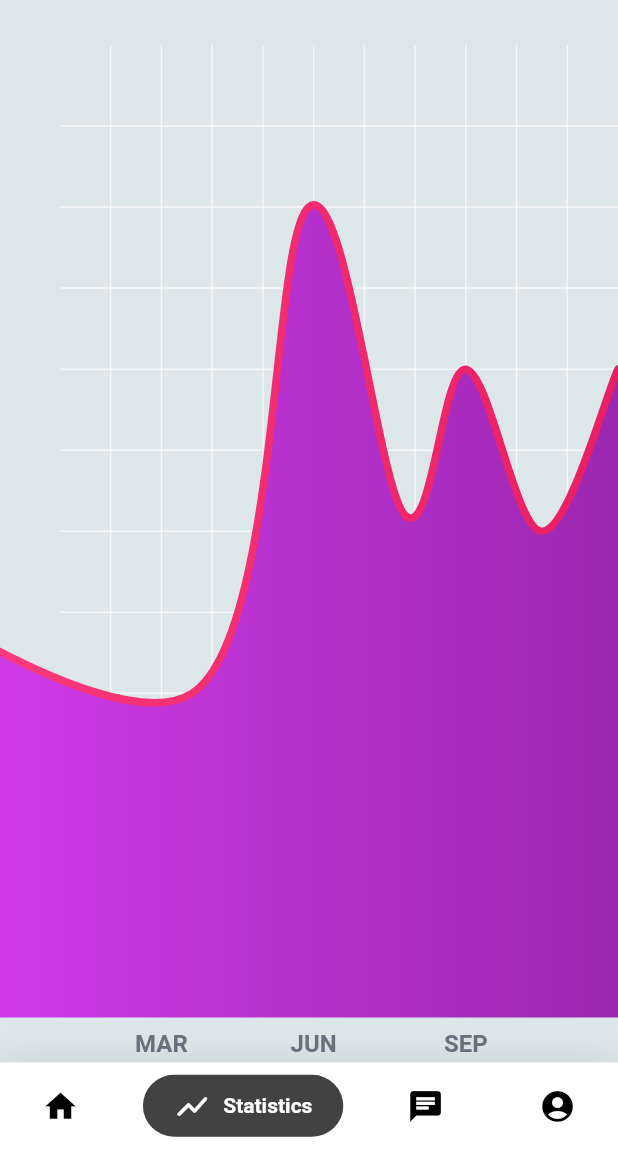
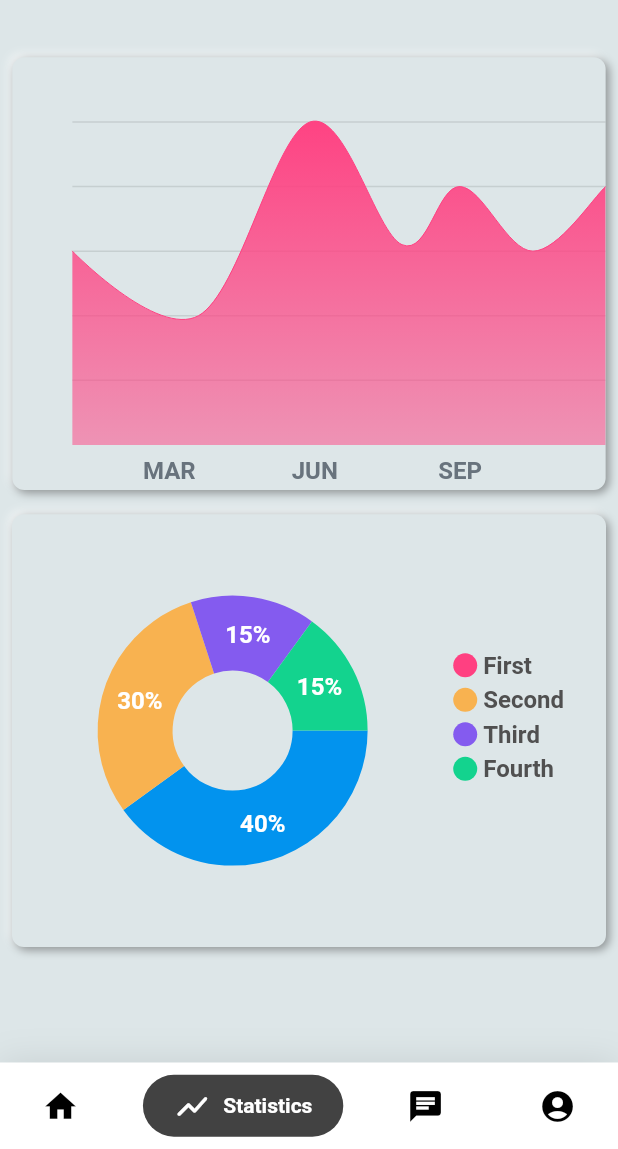
Before and after one commit to AryanKuAg/never_again, a Flutter app: the screen it shows after launch, item 2 of the bottom bar chosen, on a phone screen of 412 x 824 dp, the part 87-1236 px from its top. Run offline on Flutter 3.47's test engine with Material 2 defaults, Android fonts, the phone set to English and light mode, and no system bars; drawn by our look-alikes of fl_chart, flutter_neumorphic, google_nav_bar; our stand-ins replace avatar_glow.

Commit message:
Adding chart and chart. i will be rich soon. wait for me.

```diff
--- a/lib/screens/statisticsScreen.dart
+++ b/lib/screens/statisticsScreen.dart
@@ -1,8 +1,9 @@
-import 'package:fl_chart/fl_chart.dart';
 import 'package:flutter/material.dart';
 import 'package:flutter_neumorphic/flutter_neumorphic.dart';
+import 'package:never_again/widgets/chartOfMasturbation.dart';
 import 'package:never_again/widgets/myDrawer.dart';
 import 'package:never_again/widgets/neumorphicAppBar.dart';
+import 'package:never_again/widgets/pieChartOfReason.dart';
 
 class StatisticsScreen extends StatefulWidget {
   @override
@@ -15,99 +16,12 @@ class _StatisticsScreenState extends State<StatisticsScreen> {
     return Scaffold(
       drawer: MyDrawer(),
       appBar: CustomNeumorphicAppBar(titleText: 'Statistics', ctx: context),
-      body: LineChart(LineChartData(
-        gridData: FlGridData(
-          show: true,
-          drawVerticalLine: true,
-          getDrawingHorizontalLine: (value) {
-            return FlLine(
-              color: Colors.white70,
-              strokeWidth: 1,
-            );
-          },
-          getDrawingVerticalLine: (value) {
-            return FlLine(
-              color: Colors.white70,
-              strokeWidth: 1,
-            );
-          },
+      body: SingleChildScrollView(
+        child: Column(
+          mainAxisSize: MainAxisSize.min,
+          children: [ChartOfMasturbation(), PieChartOfReason()],
         ),
-        titlesData: FlTitlesData(
-          show: true,
-          bottomTitles: SideTitles(
-            showTitles: true,
-            reservedSize: 22,
-            getTextStyles: (value) => const TextStyle(
-                color: Color(0xff68737d),
-                fontWeight: FontWeight.bold,
-                fontSize: 16),
-            getTitles: (value) {
-              switch (value.toInt()) {
-                case 2:
-                  return 'MAR';
-                case 5:
-                  return 'JUN';
-                case 8:
-                  return 'SEP';
-              }
-              return '';
-            },
-            margin: 8,
-          ),
-          leftTitles: SideTitles(
-            showTitles: true,
-            getTextStyles: (value) => const TextStyle(
-              color: Color(0xff67727d),
-              fontWeight: FontWeight.bold,
-              fontSize: 15,
-            ),
-            getTitles: (value) {
-              switch (value.toInt()) {
-                case 1:
-                  return '';
-                case 3:
-                  return '';
-                case 5:
-                  return '';
-              }
-              return '';
-            },
-            reservedSize: 28,
-            margin: 12,
-          ),
-        ),
-        borderData: FlBorderData(
-            show: false,
-            border: Border.all(color: const Color(0xff37434d), width: 0)),
-        minX: 0,
-        maxX: 11,
-        minY: 0,
-        maxY: 6,
-        lineBarsData: [
-          LineChartBarData(
-            spots: [
-              FlSpot(-5, 3),
-              FlSpot(2.6, 2),
-              FlSpot(4.9, 5),
-              FlSpot(6.8, 3.1),
-              FlSpot(8, 4),
-              FlSpot(9.5, 3),
-              FlSpot(11, 4),
-            ],
-            isCurved: true,
-            colors: [Colors.pinkAccent, Colors.pink],
-            barWidth: 5,
-            isStrokeCapRound: true,
-            dotData: FlDotData(
-              show: false,
-            ),
-            belowBarData: BarAreaData(
-              show: true,
-              colors: [Colors.purpleAccent, Colors.purple],
-            ),
-          ),
-        ],
-      )),
+      ),
     );
   }
 }
--- a/lib/screens/submitMasturbationData.dart
+++ b/lib/screens/submitMasturbationData.dart
@@ -163,7 +163,7 @@ class _SubmitMasturbationDataState extends State<SubmitMasturbationData> {
                             padding: const EdgeInsets.all(8.0),
                             child: NeumorphicButton(
                               child: Text(
-                                'Custom Select',
+                                'Custom Selection',
                                 style: TextStyle(fontWeight: FontWeight.bold),
                               ),
                               onPressed: () {
--- /dev/null
+++ b/lib/widgets/chartOfMasturbation.dart
@@ -0,0 +1,113 @@
+import 'package:fl_chart/fl_chart.dart';
+import 'package:flutter/material.dart';
+import 'package:flutter_neumorphic/flutter_neumorphic.dart';
+
+class ChartOfMasturbation extends StatelessWidget {
+  @override
+  Widget build(BuildContext context) {
+    final mediaQuery = MediaQuery.of(context).size;
+    return Container(
+      margin: EdgeInsets.all(mediaQuery.height * 0.01),
+      width: double.infinity,
+      child: Neumorphic(
+        child: LineChart(LineChartData(
+          gridData: FlGridData(
+            show: true,
+            drawVerticalLine: false,
+            getDrawingHorizontalLine: (value) {
+              return FlLine(
+                color: Colors.black.withOpacity(0.1),
+                strokeWidth: 1,
+              );
+            },
+            getDrawingVerticalLine: (value) {
+              return FlLine(
+                color: Colors.white70,
+                strokeWidth: 1,
+              );
+            },
+          ),
+          titlesData: FlTitlesData(
+            show: true,
+            bottomTitles: SideTitles(
+              showTitles: true,
+              reservedSize: 22,
+              getTextStyles: (value) => const TextStyle(
+                  color: Color(0xff68737d),
+                  fontWeight: FontWeight.bold,
+                  fontSize: 16),
+              getTitles: (value) {
+                switch (value.toInt()) {
+                  case 2:
+                    return 'MAR';
+                  case 5:
+                    return 'JUN';
+                  case 8:
+                    return 'SEP';
+                }
+                return '';
+              },
+              margin: 8,
+            ),
+            leftTitles: SideTitles(
+              showTitles: true,
+              getTextStyles: (value) => const TextStyle(
+                color: Color(0xff67727d),
+                fontWeight: FontWeight.bold,
+                fontSize: 15,
+              ),
+              getTitles: (value) {
+                switch (value.toInt()) {
+                  case 1:
+                    return '';
+                  case 3:
+                    return '';
+                  case 5:
+                    return '';
+                }
+                return '';
+              },
+              reservedSize: 28,
+              margin: 12,
+            ),
+          ),
+          borderData: FlBorderData(
+              show: false,
+              border: Border.all(color: const Color(0xff37434d), width: 0)),
+          minX: 0,
+          maxX: 11,
+          minY: 0,
+          maxY: 6,
+          lineBarsData: [
+            LineChartBarData(
+              spots: [
+                FlSpot(0, 3),
+                FlSpot(2.6, 2),
+                FlSpot(4.9, 5),
+                FlSpot(6.8, 3.1),
+                FlSpot(8, 4),
+                FlSpot(9.5, 3),
+                FlSpot(11, 4),
+              ],
+              isCurved: true,
+              colors: [
+                Colors.pinkAccent,
+              ],
+              barWidth: 00,
+              isStrokeCapRound: true,
+              dotData: FlDotData(
+                show: false,
+              ),
+              belowBarData: BarAreaData(
+                gradientTo: Offset(0, 1.8),
+                gradientFrom: Offset(0, 0),
+                show: true,
+                colors: [Colors.pinkAccent, Colors.pinkAccent.withOpacity(0.1)],
+              ),
+            ),
+          ],
+        )),
+      ),
+    );
+  }
+}
--- /dev/null
+++ b/lib/widgets/indicator.dart
@@ -0,0 +1,42 @@
+import 'package:flutter/material.dart';
+
+class Indicator extends StatelessWidget {
+  final Color color;
+  final String text;
+  final bool isSquare;
+  final double size;
+  final Color textColor;
+
+  const Indicator({
+    Key key,
+    this.color,
+    this.text,
+    this.isSquare,
+    this.size = 16,
+    this.textColor = const Color(0xff505050),
+  }) : super(key: key);
+
+  @override
+  Widget build(BuildContext context) {
+    return Row(
+      children: <Widget>[
+        Container(
+          width: size,
+          height: size,
+          decoration: BoxDecoration(
+            shape: isSquare ? BoxShape.rectangle : BoxShape.circle,
+            color: color,
+          ),
+        ),
+        const SizedBox(
+          width: 4,
+        ),
+        Text(
+          text,
+          style: TextStyle(
+              fontSize: 16, fontWeight: FontWeight.bold, color: textColor),
+        )
+      ],
+    );
+  }
+}
--- /dev/null
+++ b/lib/widgets/pieChartOfReason.dart
@@ -0,0 +1,134 @@
+import 'package:fl_chart/fl_chart.dart';
+import 'package:flutter/material.dart';
+import 'package:flutter_neumorphic/flutter_neumorphic.dart';
+import 'package:never_again/widgets/indicator.dart';
+
+class PieChartOfReason extends StatefulWidget {
+  @override
+  _PieChartOfReasonState createState() => _PieChartOfReasonState();
+}
+
+class _PieChartOfReasonState extends State<PieChartOfReason> {
+  int touchedIndex;
+  @override
+  Widget build(BuildContext context) {
+    return Padding(
+      padding: const EdgeInsets.all(8.0),
+      child: Neumorphic(
+        child: Row(
+          children: <Widget>[
+            Expanded(
+              child: PieChart(
+                PieChartData(
+                    borderData: FlBorderData(
+                      show: false,
+                    ),
+                    sectionsSpace: 0,
+                    centerSpaceRadius: 40,
+                    sections: showingSections()),
+              ),
+            ),
+            Column(
+              mainAxisSize: MainAxisSize.max,
+              mainAxisAlignment: MainAxisAlignment.end,
+              crossAxisAlignment: CrossAxisAlignment.start,
+              children: <Widget>[
+                Indicator(
+                  color: Colors.pinkAccent,
+                  text: 'First',
+                  isSquare: false,
+                ),
+                SizedBox(
+                  height: 4,
+                ),
+                Indicator(
+                  color: Color(0xfff8b250),
+                  text: 'Second',
+                  isSquare: false,
+                ),
+                SizedBox(
+                  height: 4,
+                ),
+                Indicator(
+                  color: Color(0xff845bef),
+                  text: 'Third',
+                  isSquare: false,
+                ),
+                SizedBox(
+                  height: 4,
+                ),
+                Indicator(
+                  color: Color(0xff13d38e),
+                  text: 'Fourth',
+                  isSquare: false,
+                ),
+                SizedBox(
+                  height: 18,
+                ),
+              ],
+            ),
+            const SizedBox(
+              width: 28,
+            ),
+          ],
+        ),
+      ),
+    );
+  }
+
+  List<PieChartSectionData> showingSections() {
+    return List.generate(4, (i) {
+      final isTouched = i == touchedIndex;
+      final double fontSize = isTouched ? 25 : 16;
+      final double radius = isTouched ? 60 : 50;
+      switch (i) {
+        case 0:
+          return PieChartSectionData(
+            color: const Color(0xff0293ee),
+            value: 40,
+            title: '40%',
+            radius: radius,
+            titleStyle: TextStyle(
+                fontSize: fontSize,
+                fontWeight: FontWeight.bold,
+                color: const Color(0xffffffff)),
+          );
+        case 1:
+          return PieChartSectionData(
+            color: const Color(0xfff8b250),
+            value: 30,
+            title: '30%',
+            radius: radius,
+            titleStyle: TextStyle(
+                fontSize: fontSize,
+                fontWeight: FontWeight.bold,
+                color: const Color(0xffffffff)),
+          );
+        case 2:
+          return PieChartSectionData(
+            color: const Color(0xff845bef),
+            value: 15,
+            title: '15%',
+            radius: radius,
+            titleStyle: TextStyle(
+                fontSize: fontSize,
+                fontWeight: FontWeight.bold,
+                color: const Color(0xffffffff)),
+          );
+        case 3:
+          return PieChartSectionData(
+            color: const Color(0xff13d38e),
+            value: 15,
+            title: '15%',
+            radius: radius,
+            titleStyle: TextStyle(
+                fontSize: fontSize,
+                fontWeight: FontWeight.bold,
+                color: const Color(0xffffffff)),
+          );
+        default:
+          return null;
+      }
+    });
+  }
+}
```
Also changed, not shown: lib/widgets/radioSelectTheAmount.dart (deleted, +0 -60 lines).
